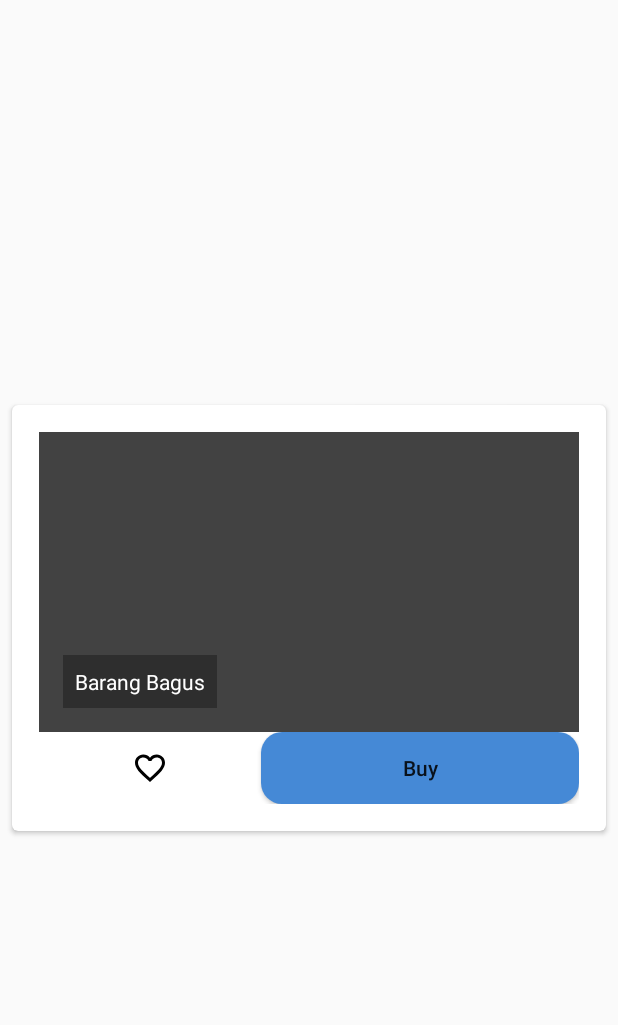
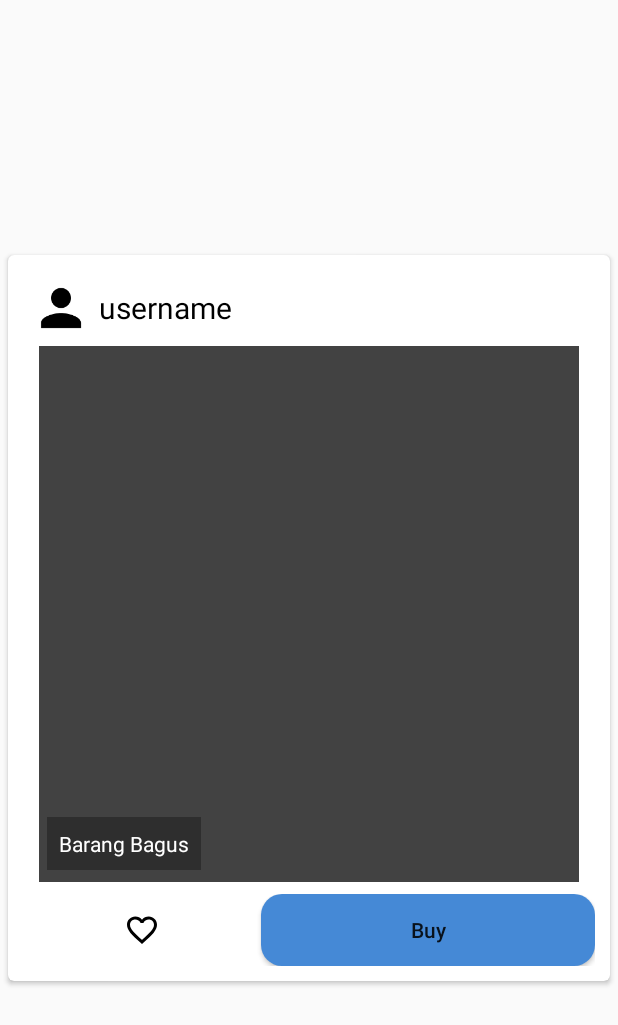
Before and after one commit to WahyuSeptiadi/HandycraftsShop, an Android app: the layout item_cardview_sampah.xml on its own in the app's theme, with its tools: preview values and no code run, on a phone screen of 412 x 824 dp. Shown: the top 1025 px of the screen. Run offline under Robolectric (Android 15) with nearby library versions, the phone set to English and light mode, and no system bars.

Commit message:
update recyclerView

```diff
--- a/app/src/main/res/layout/item_cardview_sampah.xml
+++ b/app/src/main/res/layout/item_cardview_sampah.xml
@@ -3,30 +3,51 @@
     xmlns:app="http://schemas.android.com/apk/res-auto"
     android:id="@+id/card_view"
     android:layout_gravity="center"
-    android:layout_marginLeft="8dp"
-    android:layout_marginRight="8dp"
-    android:layout_marginTop="4dp"
-    android:layout_marginBottom="4dp"
+    android:layout_margin="5dp"
     app:cardCornerRadius="4dp"
     android:layout_width="match_parent"
     android:layout_height="wrap_content">
     <RelativeLayout
         android:layout_width="match_parent"
         android:layout_height="wrap_content"
-        android:padding="8dp"
         android:layout_margin="10dp"
         >
+        <LinearLayout
+            android:id="@+id/publisher"
+            android:layout_width="match_parent"
+            android:layout_height="wrap_content"
+            android:padding="5dp"
+            android:orientation="horizontal">
+            <de.hdodenhof.circleimageview.CircleImageView
+                android:id="@+id/profilePublisher"
+                android:layout_width="40dp"
+                android:layout_height="40dp"
+                android:src="@drawable/ic_person_black"
+                android:layout_above="@+id/fl_image"/>
 
+            <TextView
+                android:id="@+id/usernameHome"
+                android:layout_width="wrap_content"
+                android:layout_height="wrap_content"
+                android:text="username"
+                android:layout_gravity="center_vertical"
+                android:textSize="20dp"
+                android:layout_marginStart="5dp"
+                android:textColor="#000"/>
+        </LinearLayout>
         <FrameLayout
             android:layout_width="match_parent"
             android:layout_height="wrap_content"
             android:id="@+id/fl_image"
+            android:layout_below="@+id/publisher"
             >
 
             <ImageView
-                android:layout_width="match_parent"
-                android:layout_height="200dp"
+                android:layout_width="360dp"
+                android:layout_height="360dp"
+                android:layout_gravity="center"
                 android:adjustViewBounds="true"
+                android:layout_marginBottom="5dp"
                 android:scaleType="fitXY"
                 android:src="@color/cardview_dark_background" />
 
```
Also changed, not shown: app/src/main/java/com/newbie/handycraftsshop/Activity/HomeActivity.java (+2 -8 lines), app/src/main/res/layout/item_cardview_sampah_profile.xml (+7 -8 lines).
